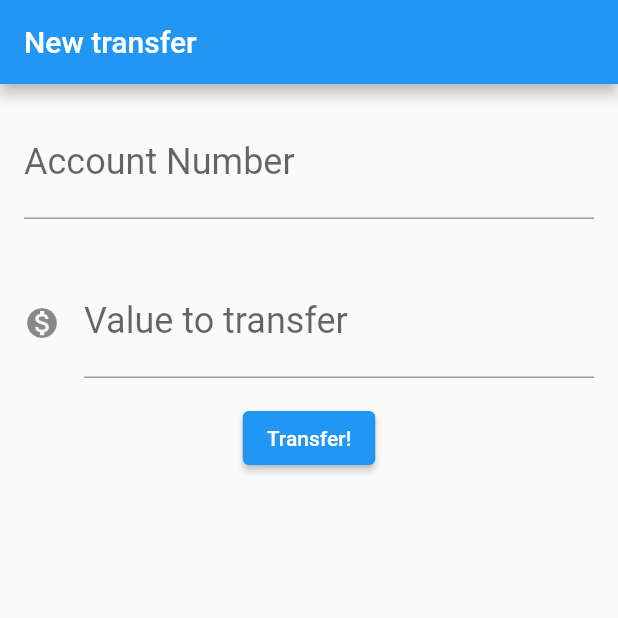
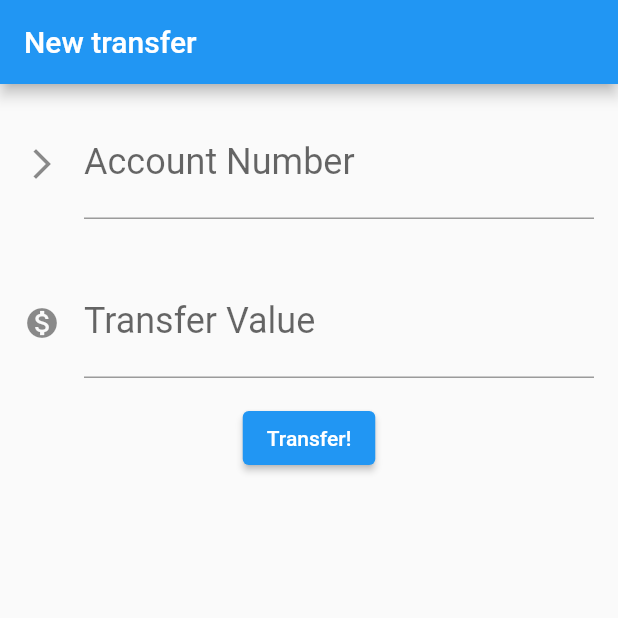
Before and after one commit to KenjiNishi/flutter_alura_fundamentals, a Flutter app: the screen it shows after launch, on a phone screen of 412 x 824 dp, the top half of it. Run offline on Flutter 3.47's test engine with Material 2 defaults, Android fonts, the phone set to English and light mode, and no system bars.

Commit message:
refactor on Editor, not able to use null icon (?)

```diff
--- a/lib/main.dart
+++ b/lib/main.dart
@@ -27,28 +27,16 @@ class TransferForm extends StatelessWidget {
         ),
         body: Column(
           children: <Widget>[
-            Padding(
-              padding: const EdgeInsets.all(16.0),
-              child: TextField(
+            Editor(
                 controller: _accountNumberController,
-                style: TextStyle(fontSize: 24.0),
-                decoration: InputDecoration(
-                    labelText: 'Account Number', hintText: '0000'),
-                keyboardType: TextInputType.number,
-              ),
-            ),
-            Padding(
-              padding: const EdgeInsets.all(16.0),
-              child: TextField(
+                label: "Account Number",
+                hint: "00000",
+                icon: Icons.arrow_forward_ios),
+            Editor(
                 controller: _valueController,
-                style: TextStyle(fontSize: 24.0),
-                decoration: InputDecoration(
-                    icon: Icon(Icons.monetization_on),
-                    labelText: 'Value to transfer',
-                    hintText: '999'),
-                keyboardType: TextInputType.number,
-              ),
-            ),
+                label: "Transfer Value",
+                hint: "000",
+                icon: Icons.monetization_on),
             ElevatedButton(
                 child: Text("Transfer!"),
                 onPressed: () {
@@ -67,6 +55,33 @@ class TransferForm extends StatelessWidget {
                 }),
           ],
         ));
+  }
+}
+
+class Editor extends StatelessWidget {
+  final TextEditingController controller;
+  final String label;
+  final String hint;
+  final IconData icon;
+
+  Editor(
+      {required this.controller,
+      required this.label,
+      required this.hint,
+      this.icon = Icons.subdirectory_arrow_right});
+
+  @override
+  Widget build(BuildContext context) {
+    return Padding(
+      padding: const EdgeInsets.all(16.0),
+      child: TextField(
+        controller: controller,
+        style: TextStyle(fontSize: 24.0),
+        decoration:
+            InputDecoration(labelText: label, hintText: hint, icon: Icon(icon)),
+        keyboardType: TextInputType.number,
+      ),
+    );
   }
 }
 
```
